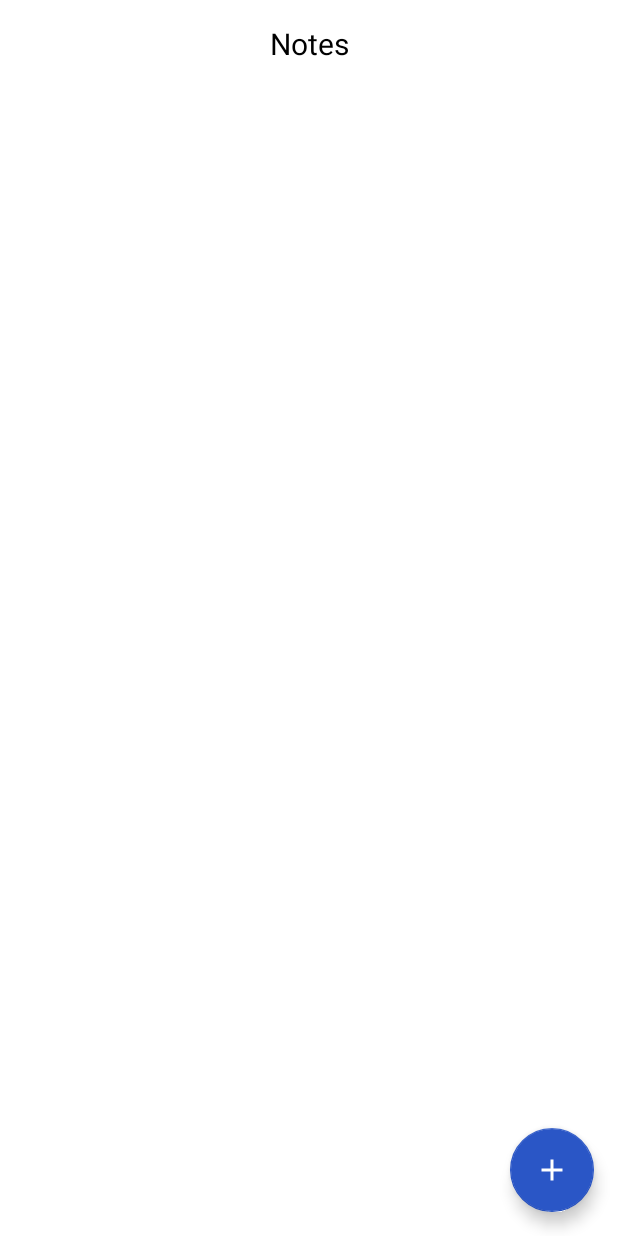
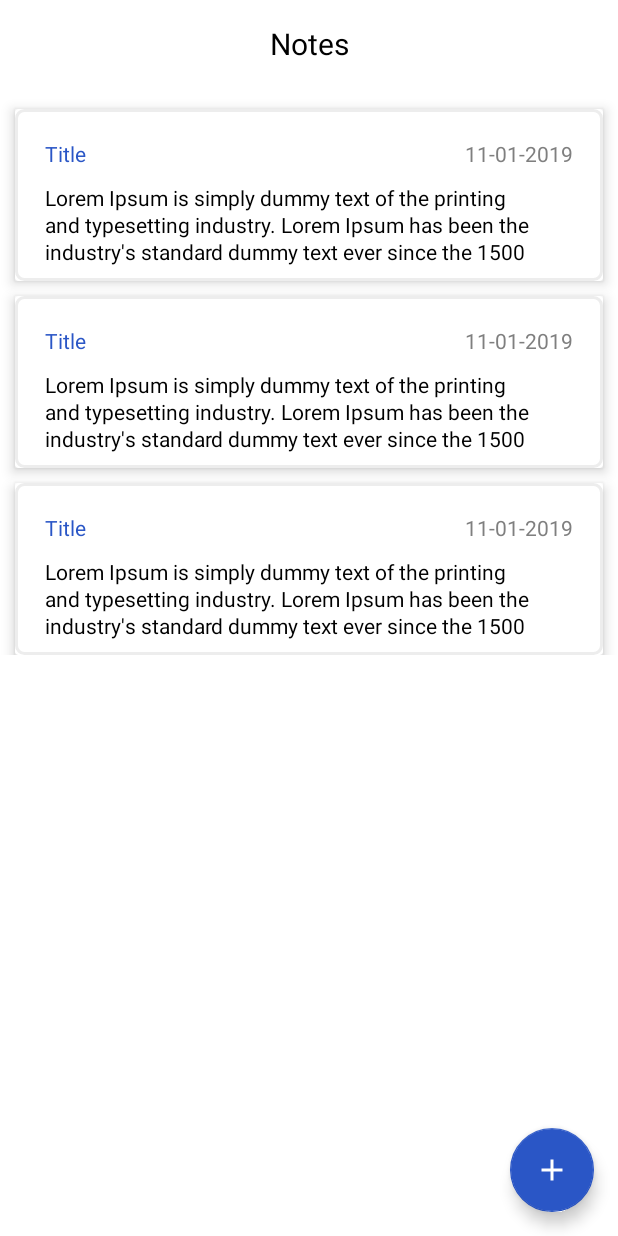
Before and after one commit to pwnjeswani/TodoApp, an Android app: the layout activity_main.xml on its own in the app's theme, with its tools: preview values and no code run, on a phone screen of 412 x 824 dp. Run offline under Robolectric (Android 15) with nearby library versions, the light colour scheme and no system bars.

Commit message:
created note item for recyclerview

```diff
--- a/app/src/main/res/drawable/curved_border.xml
+++ b/app/src/main/res/drawable/curved_border.xml
@@ -1,7 +1,7 @@
 <?xml version="1.0" encoding="UTF-8"?>
 <shape xmlns:android="http://schemas.android.com/apk/res/android">
     <solid android:color="@color/white"/>
-    <stroke android:width="3dp" android:color="@color/card_border_clr" />
-    <corners android:radius="10dp"/>
+    <stroke android:width="2dp" android:color="@color/card_border_clr" />
+    <corners android:radius="5dp"/>
     <padding android:left="0dp" android:top="0dp" android:right="0dp" android:bottom="0dp" />
 </shape>
--- a/app/src/main/res/layout/activity_main.xml
+++ b/app/src/main/res/layout/activity_main.xml
@@ -24,7 +24,8 @@
         android:layout_width="match_parent"
         android:layout_height="wrap_content"
         android:layout_marginTop="20dp"
-        app:layout_constraintTop_toBottomOf="@+id/tv_title" />
+        app:layout_constraintTop_toBottomOf="@+id/tv_title"
+        tools:listitem="@layout/note_item" />
 
     <com.google.android.material.floatingactionbutton.FloatingActionButton
         android:id="@+id/fab_add_note"
--- /dev/null
+++ b/app/src/main/res/layout/note_item.xml
@@ -0,0 +1,59 @@
+<?xml version="1.0" encoding="utf-8"?>
+<androidx.cardview.widget.CardView xmlns:android="http://schemas.android.com/apk/res/android"
+    xmlns:app="http://schemas.android.com/apk/res-auto"
+    xmlns:tools="http://schemas.android.com/tools"
+    android:layout_width="match_parent"
+    android:layout_height="wrap_content"
+    android:layout_marginTop="10dp"
+    android:layout_marginLeft="10dp"
+    android:layout_marginRight="10dp"
+    app:cardBackgroundColor="@color/white"
+    app:cardElevation="5dp"
+    tools:context=".view.activity.MainActivity">
+
+    <androidx.constraintlayout.widget.ConstraintLayout
+        android:layout_width="match_parent"
+        android:layout_height="wrap_content"
+        android:background="@drawable/curved_border">
+
+        <TextView
+            android:id="@+id/tv_note_title"
+            android:layout_width="wrap_content"
+            android:layout_height="wrap_content"
+            android:layout_marginLeft="20dp"
+            android:layout_marginTop="20dp"
+            android:text="@string/note_title"
+            android:textColor="@color/note_title_txt_clr"
+            app:layout_constraintLeft_toLeftOf="parent"
+            app:layout_constraintTop_toTopOf="parent" />
+
+        <TextView
+            android:id="@+id/tv_note_date"
+            android:layout_width="wrap_content"
+            android:layout_height="wrap_content"
+            android:layout_marginRight="20dp"
+            android:text="11-01-2019"
+            android:textColor="@color/note_date_txt_clr"
+            app:layout_constraintRight_toRightOf="parent"
+            app:layout_constraintTop_toTopOf="@id/tv_note_title" />
+
+        <TextView
+            android:id="@+id/tv_note_content"
+            android:layout_width="wrap_content"
+            android:layout_height="wrap_content"
+            android:layout_marginLeft="20dp"
+            android:ellipsize="end"
+            android:lineSpacingExtra="2dp"
+            android:maxLength="150"
+            android:paddingRight="30dp"
+            android:paddingLeft="10dp"
+            android:paddingTop="10dp"
+            android:paddingBottom="10dp"
+            android:maxLines="3"
+            android:text="Lorem Ipsum is simply dummy text of the printing and typesetting industry. Lorem Ipsum has been the industry's standard dummy text ever since the 1500s, when an unknown printer took a galley of type and scrambled it to make a type specimen book. It has survived not only five centuries, but also the leap into electronic typesetting, remaining essentially unchanged. It was popularised in the 1960s with the release of Letraset sheets containing Lorem Ipsum passages, and more recently with desktop publishing software like Aldus PageMaker including versions of Lorem Ipsum"
+            android:textColor="@color/black"
+            app:layout_constraintEnd_toEndOf="parent"
+            app:layout_constraintStart_toStartOf="parent"
+            app:layout_constraintTop_toBottomOf="@id/tv_note_title" />
+    </androidx.constraintlayout.widget.ConstraintLayout>
+</androidx.cardview.widget.CardView>
--- a/app/src/main/res/values/strings.xml
+++ b/app/src/main/res/values/strings.xml
@@ -4,4 +4,5 @@
     <string name="edit_note">Edit Note</string>
     <string name="new_note">New Note</string>
     <string name="note_hint">Write Here…</string>
+    <string name="note_title">Title</string>
 </resources>
--- a/app/src/main/res/values/styles.xml
+++ b/app/src/main/res/values/styles.xml
@@ -1,7 +1,7 @@
 <resources>
 
     <!-- Base application theme. -->
-    <style name="AppTheme" parent="Theme.AppCompat.Light.DarkActionBar">
+    <style name="AppTheme" parent="Theme.AppCompat.Light.NoActionBar">
         <!-- Customize your theme here. -->
         <item name="colorPrimary">@color/colorPrimary</item>
         <item name="colorPrimaryDark">@color/colorPrimaryDark</item>
```
